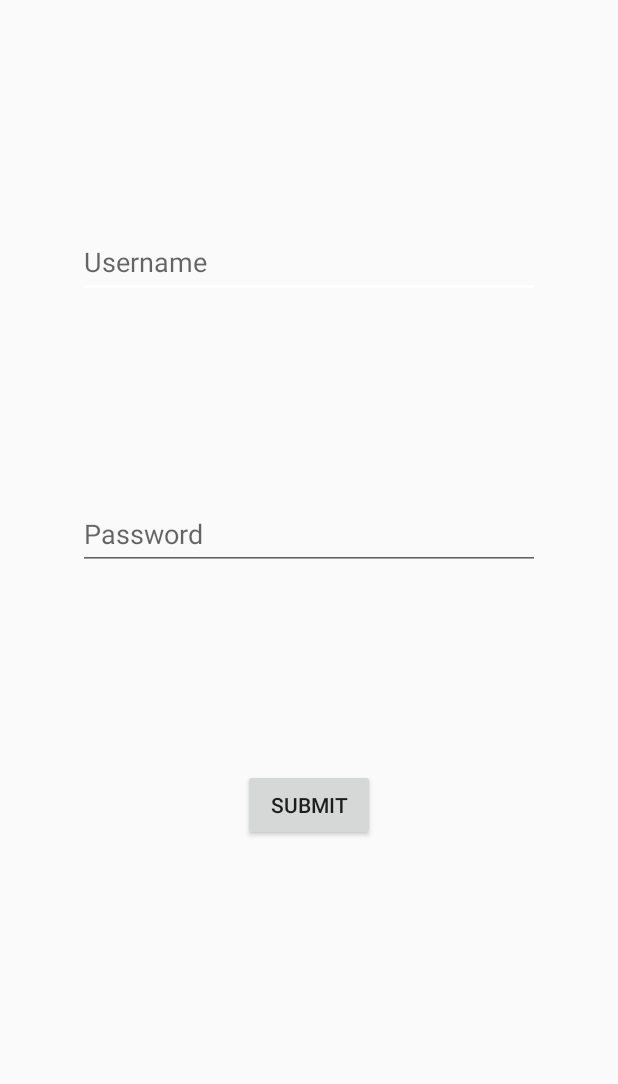
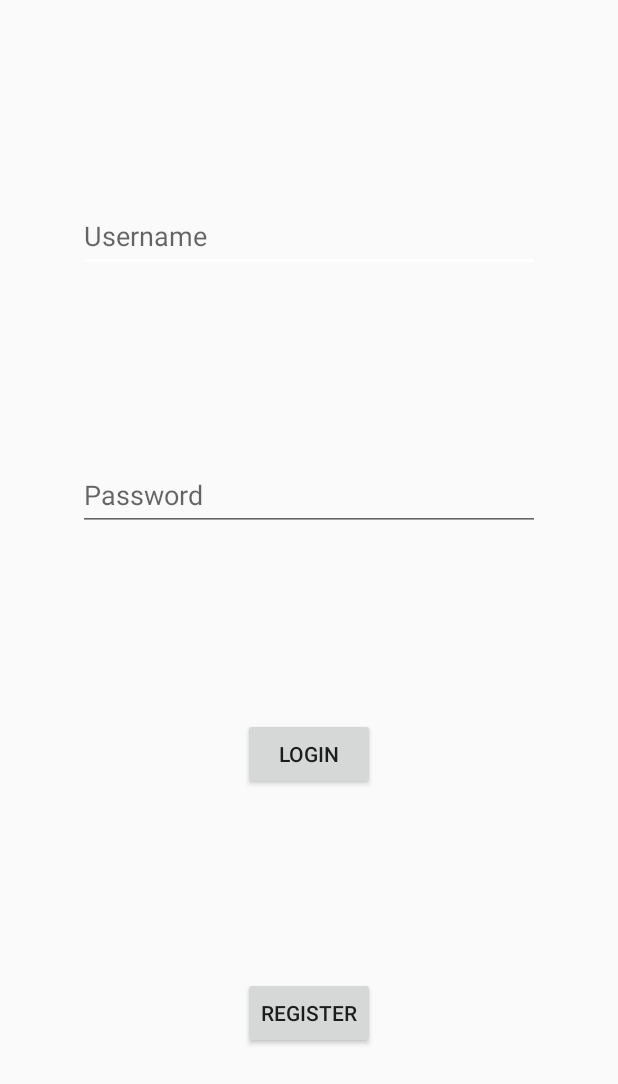
Before and after one commit to tassychen/BU-Parking-System, an Android app: the layout activity_login.xml on its own in the app's theme, with its tools: preview values and no code run, on a phone screen of 412 x 824 dp. Shown: the top 1084 px of the screen. Run offline under Robolectric (Android 15) with nearby library versions, the phone set to English and light mode, and no system bars.

Commit message:
Implementing database and login. Next looking for way to listen to worker return

```diff
--- a/app/src/main/java/com/example/myapplication/Account.java
+++ b/app/src/main/java/com/example/myapplication/Account.java
@@ -7,9 +7,9 @@ import androidx.room.PrimaryKey;
 
 @Entity
 public class Account{
-    @PrimaryKey @NonNull
-    public int uid;
 
+    @PrimaryKey
+    @NonNull
     @ColumnInfo(name= "Username")
     public String username;
 
--- a/app/src/main/java/com/example/myapplication/UserDao.java
+++ b/app/src/main/java/com/example/myapplication/UserDao.java
@@ -12,8 +12,8 @@ public interface UserDao {
     @Query("SELECT * FROM Account")
     List<Account> getAll();
 
-    @Query("SELECT * FROM Account WHERE uid IN (:userIds)")
-    List<Account> loadAllByIds(int[] userIds);
+    @Query("SELECT username FROM Account")
+    List<String> getAllUsernames();
 
     @Query("SELECT * FROM Account WHERE username LIKE :name LIMIT 1")
     Account findByName(String name);
--- a/app/src/main/res/layout/activity_login.xml
+++ b/app/src/main/res/layout/activity_login.xml
@@ -5,9 +5,9 @@
     android:layout_width="match_parent"
     android:layout_height="match_parent">
 
+
     <EditText
         android:id="@+id/editTextTextPersonName"
-        android:hint = "Username"
         android:layout_width="0dp"
         android:layout_height="48dp"
         android:layout_marginStart="52dp"
@@ -15,6 +15,7 @@
         android:layout_marginEnd="52dp"
         android:layout_marginBottom="285dp"
         android:ems="10"
+        android:hint="Username"
         android:inputType="textPersonName"
         app:layout_constraintBottom_toTopOf="@+id/loginButton"
         app:layout_constraintEnd_toEndOf="parent"
@@ -24,12 +25,12 @@
 
     <EditText
         android:id="@+id/editTextTextPassword"
-        android:hint = "Password"
         android:layout_width="0dp"
         android:layout_height="48dp"
         android:layout_marginStart="52dp"
         android:layout_marginEnd="52dp"
         android:ems="10"
+        android:hint="Password"
         android:inputType="textPassword"
         app:layout_constraintBottom_toTopOf="@+id/loginButton"
         app:layout_constraintEnd_toEndOf="parent"
@@ -38,13 +39,25 @@
         tools:ignore="SpeakableTextPresentCheck" />
 
     <Button
+        android:id="@+id/registerButton"
+        android:layout_width="wrap_content"
+        android:layout_height="wrap_content"
+        android:layout_marginStart="161dp"
+        android:layout_marginEnd="162dp"
+        android:text="Register"
+        app:layout_constraintBottom_toBottomOf="parent"
+        app:layout_constraintEnd_toEndOf="parent"
+        app:layout_constraintStart_toStartOf="parent"
+        app:layout_constraintTop_toBottomOf="@+id/loginButton" />
+
+    <Button
         android:id="@+id/loginButton"
         android:layout_width="wrap_content"
         android:layout_height="wrap_content"
-        android:layout_marginBottom="234dp"
-        android:text="@string/submit"
-        app:layout_constraintBottom_toBottomOf="parent"
+        android:text="Login"
+        app:layout_constraintBottom_toTopOf="@+id/registerButton"
         app:layout_constraintEnd_toEndOf="parent"
+        app:layout_constraintHorizontal_bias="0.501"
         app:layout_constraintStart_toStartOf="parent"
-        app:layout_constraintTop_toBottomOf="@+id/editTextTextPersonName" />
+        app:layout_constraintTop_toBottomOf="@+id/editTextTextPassword" />
 </androidx.constraintlayout.widget.ConstraintLayout>
```
Also changed, not shown: app/src/main/java/com/example/myapplication/LoginActivity.java (+120 -17 lines), app/src/main/java/com/example/myapplication/LoginWorker.java (added, +32 -0 lines), app/src/main/java/com/example/myapplication/RegisterWorker.java (renamed from app/src/main/java/com/example/myapplication/TestWorker.java, +11 -9 lines), app/src/main/assets/Account.sqlite (deleted).
